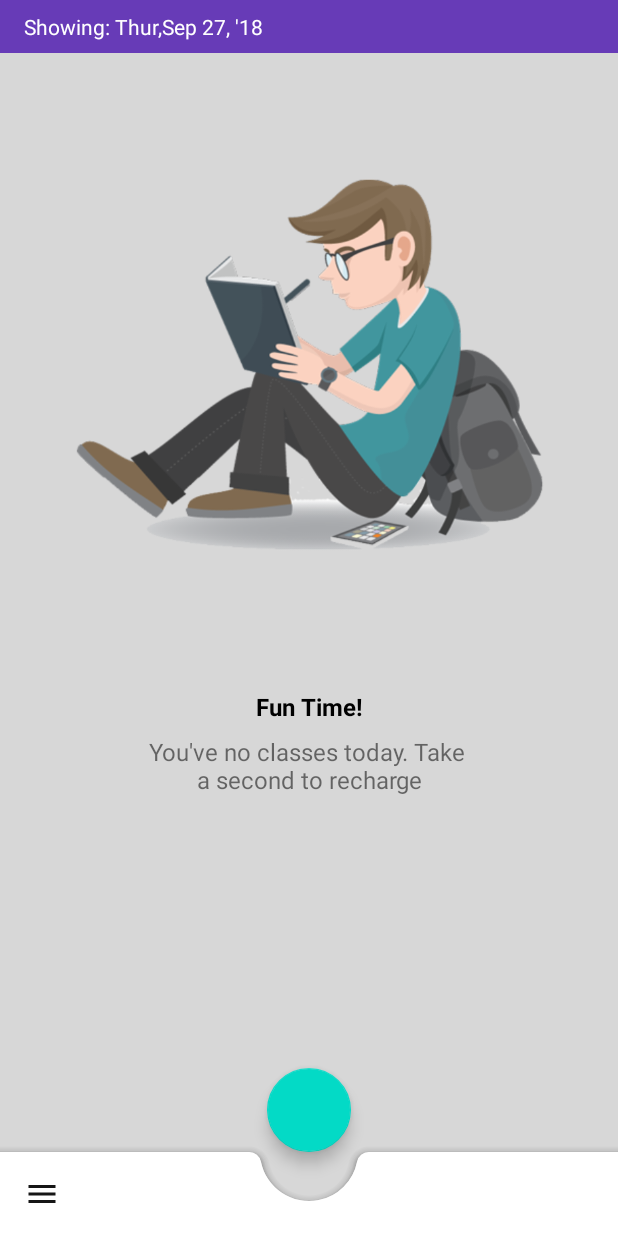
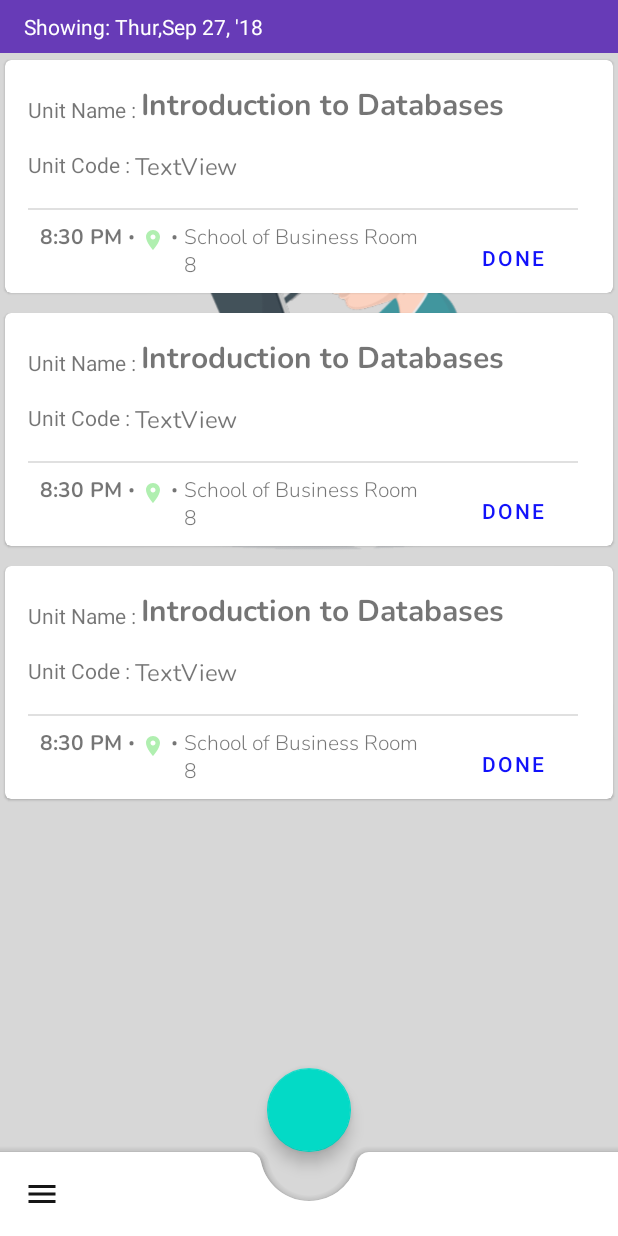
Before and after one commit to JobGetabu/DarasaStudent, an Android app: the layout activity_main.xml on its own in the app's theme, with its tools: preview values and no code run, on a phone screen of 412 x 824 dp. Run offline under Robolectric (Android 15) with nearby library versions, the phone set to English and light mode, and no system bars; plain views replace FloatingActionButton.

Commit message:
added main list

```diff
--- a/app/src/main/res/layout/activity_main.xml
+++ b/app/src/main/res/layout/activity_main.xml
@@ -38,6 +38,14 @@
                 android:background="@color/colorPrimary"
                 />
 
+            <android.support.v7.widget.RecyclerView
+                android:id="@+id/main_list"
+                android:layout_width="match_parent"
+                android:layout_height="match_parent"
+                app:layout_behavior="@string/appbar_scrolling_view_behavior"
+                tools:listitem="@layout/single_lesson"
+                android:visibility="visible"
+                />
         </LinearLayout>
     </android.support.v4.widget.NestedScrollView>
 
--- a/app/src/main/res/layout/single_lesson.xml
+++ b/app/src/main/res/layout/single_lesson.xml
@@ -19,8 +19,8 @@
             android:id="@+id/textView"
             android:layout_width="wrap_content"
             android:layout_height="wrap_content"
-            android:layout_marginStart="20dp"
-            android:layout_marginTop="16dp"
+            android:layout_marginStart="16dp"
+            android:layout_marginTop="24dp"
             android:text="Unit Name : "
             app:layout_constraintStart_toStartOf="parent"
             app:layout_constraintTop_toTopOf="parent" />
```
